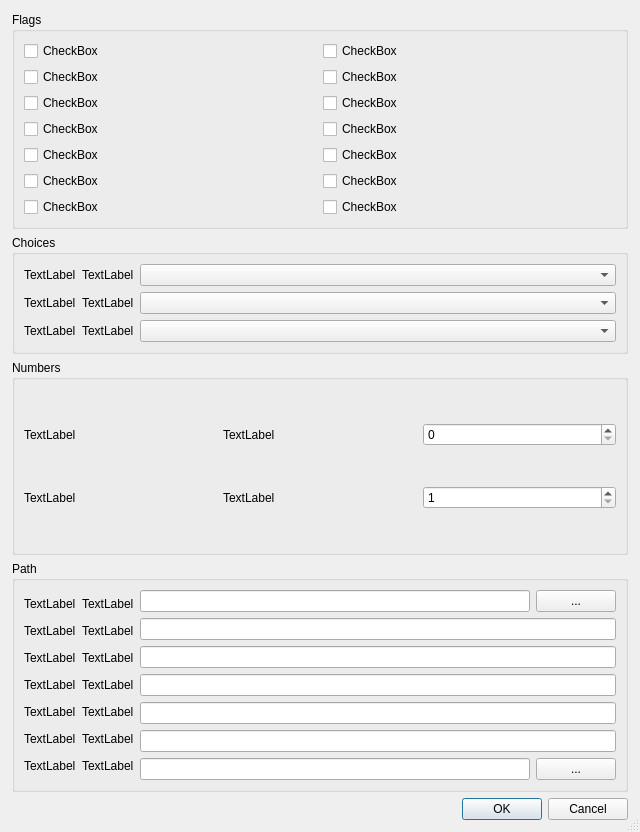
Old version of the form tidal_dl_ng/ui/dialog_settings.ui in the repository exislow/tidal-dl-ng.
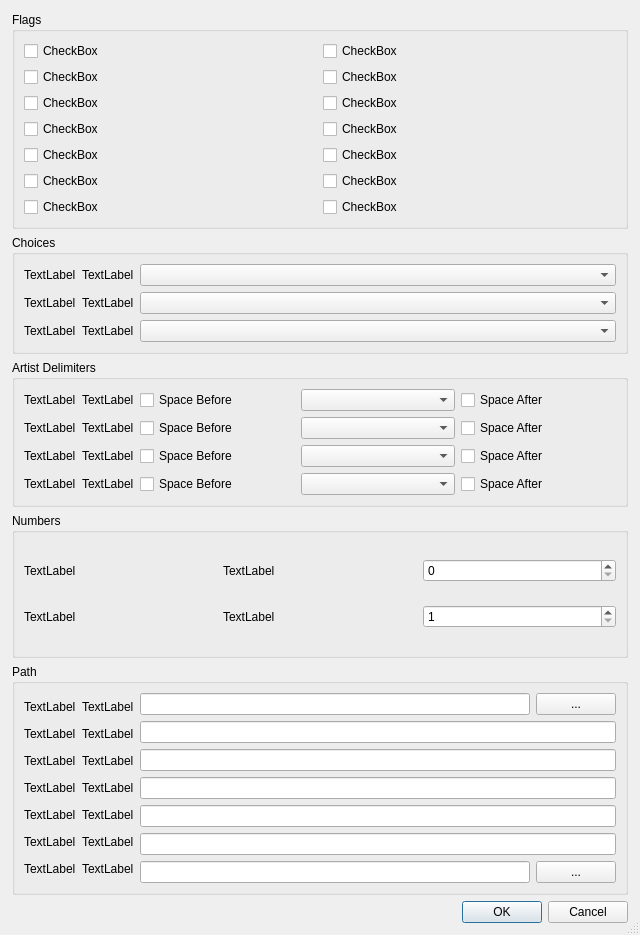
New version of the form.

Commit message:
feat(settings): add artist delimiter customization with UI and tests
- Introduced customizable artist delimiters for metadata and filenames.
- Extended UI to include new settings for separators and spacing options.
- Added thorough unit and integration tests for delimiter handling, persistence, and legacy format migration.

What changed in the file:
```diff
--- a/tidal_dl_ng/ui/dialog_settings.ui
+++ b/tidal_dl_ng/ui/dialog_settings.ui
@@ -7,7 +7,7 @@
     <x>0</x>
     <y>0</y>
     <width>640</width>
-    <height>832</height>
+    <height>935</height>
    </rect>
   </property>
   <property name="sizePolicy">
@@ -415,6 +415,209 @@
        </layout>
       </widget>
      </item>
+     <item>
+      <widget class="QGroupBox" name="gb_artist_delimiters">
+       <property name="sizePolicy">
+        <sizepolicy hsizetype="Preferred" vsizetype="Fixed">
+         <horstretch>0</horstretch>
+         <verstretch>0</verstretch>
+        </sizepolicy>
+       </property>
+       <property name="title">
+        <string>Artist Delimiters</string>
+       </property>
+       <layout class="QVBoxLayout" name="lv_artist_delimiters">
+        <item>
+         <layout class="QHBoxLayout" name="lh_metadata_artist_delimiter">
+          <item>
+           <widget class="QLabel" name="l_icon_metadata_artist_separator">
+            <property name="sizePolicy">
+             <sizepolicy hsizetype="Fixed" vsizetype="Fixed">
+              <horstretch>0</horstretch>
+              <verstretch>0</verstretch>
+             </sizepolicy>
+            </property>
+            <property name="text">
+             <string>TextLabel</string>
+            </property>
+           </widget>
+          </item>
+          <item>
+           <widget class="QLabel" name="l_metadata_artist_separator">
+            <property name="sizePolicy">
+             <sizepolicy hsizetype="Fixed" vsizetype="Fixed">
+              <horstretch>0</horstretch>
+              <verstretch>0</verstretch>
+             </sizepolicy>
+            </property>
+            <property name="text">
+             <string>TextLabel</string>
+            </property>
+           </widget>
+          </item>
+          <item>
+           <widget class="QCheckBox" name="cb_metadata_artist_space_before">
+            <property name="text">
+             <string>Space Before</string>
+            </property>
+           </widget>
+          </item>
+          <item>
+           <widget class="QComboBox" name="c_metadata_artist_separator"/>
+          </item>
+          <item>
+           <widget class="QCheckBox" name="cb_metadata_artist_space_after">
+            <property name="text">
+             <string>Space After</string>
+            </property>
+           </widget>
+          </item>
+         </layout>
+        </item>
+        <item>
+         <layout class="QHBoxLayout" name="lh_metadata_album_artist_delimiter">
+          <item>
+           <widget class="QLabel" name="l_icon_metadata_album_artist_separator">
+            <property name="sizePolicy">
+             <sizepolicy hsizetype="Fixed" vsizetype="Fixed">
+              <horstretch>0</horstretch>
+              <verstretch>0</verstretch>
+             </sizepolicy>
+            </property>
+            <property name="text">
+             <string>TextLabel</string>
+            </property>
+           </widget>
+          </item>
+          <item>
+           <widget class="QLabel" name="l_metadata_album_artist_separator">
+            <property name="sizePolicy">
+             <sizepolicy hsizetype="Fixed" vsizetype="Fixed">
+              <horstretch>0</horstretch>
+              <verstretch>0</verstretch>
+             </sizepolicy>
+            </property>
+            <property name="text">
+             <string>TextLabel</string>
+            </property>
+           </widget>
+          </item>
+          <item>
+           <widget class="QCheckBox" name="cb_metadata_album_artist_space_before">
+            <property name="text">
+             <string>Space Before</string>
+            </property>
+           </widget>
+          </item>
+          <item>
+           <widget class="QComboBox" name="c_metadata_album_artist_separator"/>
+          </item>
+          <item>
+           <widget class="QCheckBox" name="cb_metadata_album_artist_space_after">
+            <property name="text">
+             <string>Space After</string>
+            </property>
+           </widget>
+          </item>
+         </layout>
+        </item>
+        <item>
+         <layout class="QHBoxLayout" name="lh_filename_artist_delimiter">
+          <item>
+           <widget class="QLabel" name="l_icon_filename_artist_separator">
+            <property name="sizePolicy">
+             <sizepolicy hsizetype="Fixed" vsizetype="Fixed">
+              <horstretch>0</horstretch>
+              <verstretch>0</verstretch>
+             </sizepolicy>
+            </property>
+            <property name="text">
+             <string>TextLabel</string>
+            </property>
+           </widget>
+          </item>
+          <item>
+           <widget class="QLabel" name="l_filename_artist_separator">
+            <property name="sizePolicy">
+             <sizepolicy hsizetype="Fixed" vsizetype="Fixed">
+              <horstretch>0</horstretch>
+              <verstretch>0</verstretch>
+             </sizepolicy>
+            </property>
+            <property name="text">
+             <string>TextLabel</string>
+            </property>
+           </widget>
+          </item>
+          <item>
+           <widget class="QCheckBox" name="cb_filename_artist_space_before">
+            <property name="text">
+             <string>Space Before</string>
+            </property>
+           </widget>
+          </item>
+          <item>
+           <widget class="QComboBox" name="c_filename_artist_separator"/>
+          </item>
+          <item>
+           <widget class="QCheckBox" name="cb_filename_artist_space_after">
+            <property name="text">
+             <string>Space After</string>
+            </property>
+           </widget>
+          </item>
+         </layout>
+        </item>
+        <item>
+         <layout class="QHBoxLayout" name="lh_filename_album_artist_delimiter">
+          <item>
+           <widget class="QLabel" name="l_icon_filename_album_artist_separator">
+            <property name="sizePolicy">
+             <sizepolicy hsizetype="Fixed" vsizetype="Fixed">
+              <horstretch>0</horstretch>
+              <verstretch>0</verstretch>
+             </sizepolicy>
+            </property>
+            <property name="text">
+             <string>TextLabel</string>
+            </property>
+           </widget>
+          </item>
+          <item>
+           <widget class="QLabel" name="l_filename_album_artist_separator">
+            <property name="sizePolicy">
+             <sizepolicy hsizetype="Fixed" vsizetype="Fixed">
+              <horstretch>0</horstretch>
+              <verstretch>0</verstretch>
+             </sizepolicy>
+            </property>
+            <property name="text">
+             <string>TextLabel</string>
+            </property>
+           </widget>
+          </item>
+          <item>
+           <widget class="QCheckBox" name="cb_filename_album_artist_space_before">
+            <property name="text">
+             <string>Space Before</string>
+            </property>
+           </widget>
+          </item>
+          <item>
+           <widget class="QComboBox" name="c_filename_album_artist_separator"/>
+          </item>
+          <item>
+           <widget class="QCheckBox" name="cb_filename_album_artist_space_after">
+            <property name="text">
+             <string>Space After</string>
+            </property>
+           </widget>
+          </item>
+         </layout>
+        </item>
+       </layout>
+      </widget>
+     </item>
      <item>
       <widget class="QGroupBox" name="gb_numbers">
        <property name="title">
```
The commit also changes 11 other files.
